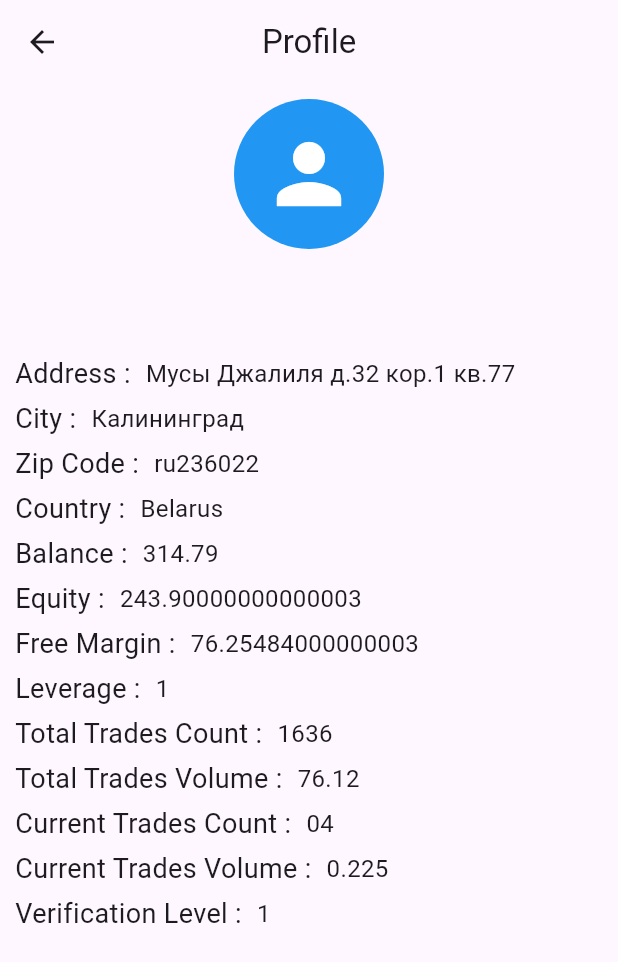
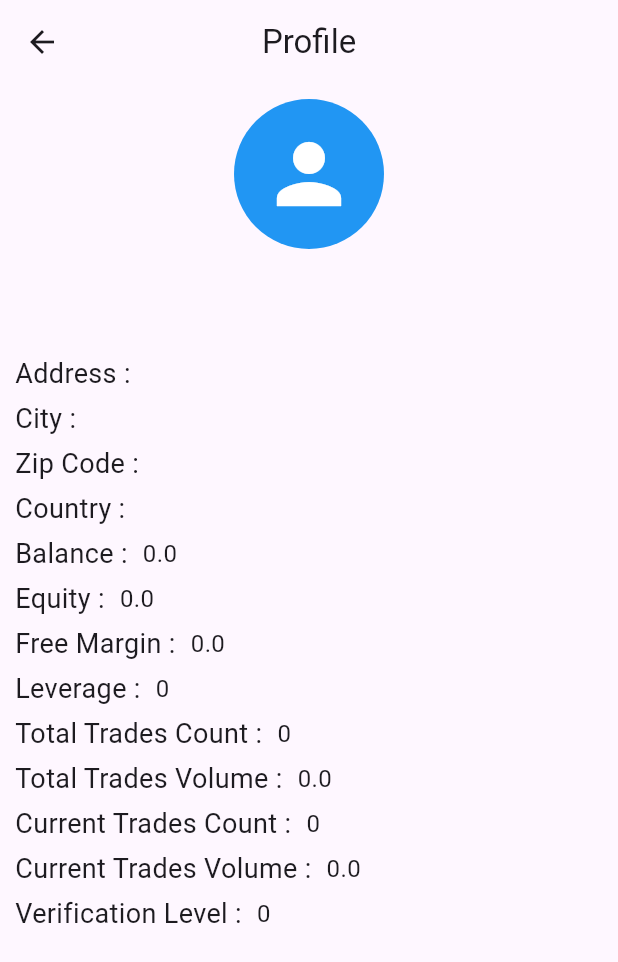
Before and after one commit to ant6000/apple_gadgets_task, a Flutter app: the ProfilePage screen opened directly, on a phone screen of 412 x 824 dp. Shown: the top 962 px of the screen. Run offline on Flutter 3.47's test engine with Material 3 defaults, Android fonts, the phone set to English and light mode, and no system bars; our stand-ins replace get, shared_preferences; accounts and stored records are empty; network calls fail; statements that could not run were skipped.

```diff
--- a/lib/repository/shared_pref.dart
+++ /dev/null
@@ -1,3 +0,0 @@
-class SharedPref {
-
-}
--- a/lib/views/screens/profile_page.dart
+++ b/lib/views/screens/profile_page.dart
@@ -36,19 +36,19 @@ class ProfilePage extends StatelessWidget {
                         style: const TextStyle(fontSize: 20)),
                     Text(controller.phoneNumber.value,
                         style: const TextStyle(fontSize: 20, color: Colors.blue)),
-                    buildInfoRow('Address', 'Мусы Джалиля д.32 кор.1 кв.77'),
-                    buildInfoRow('City', 'Калининград'),
-                    buildInfoRow('Zip Code', 'ru236022'),
-                    buildInfoRow('Country', 'Belarus'),
-                    buildInfoRow('Balance', '314.79'),
-                    buildInfoRow('Equity', '243.90000000000003'),
-                    buildInfoRow('Free Margin', '76.25484000000003'),
-                    buildInfoRow('Leverage', '1'),
-                    buildInfoRow('Total Trades Count', '1636'),
-                    buildInfoRow('Total Trades Volume', '76.12'),
-                    buildInfoRow('Current Trades Count', '04'),
-                    buildInfoRow('Current Trades Volume', '0.225'),
-                    buildInfoRow('Verification Level', '1'),
+                    buildInfoRow('Address', controller.profile.value.address),
+                    buildInfoRow('City', controller.profile.value.city),
+                    buildInfoRow('Zip Code', controller.profile.value.zipCode),
+                    buildInfoRow('Country', controller.profile.value.country),
+                    buildInfoRow('Balance', controller.profile.value.balance.toString()),
+                    buildInfoRow('Equity', controller.profile.value.equity.toString()),
+                    buildInfoRow('Free Margin', controller.profile.value.freeMargin.toString()),
+                    buildInfoRow('Leverage', controller.profile.value.leverage.toString()),
+                    buildInfoRow('Total Trades Count', controller.profile.value.totalTradesCount.toString()),
+                    buildInfoRow('Total Trades Volume', controller.profile.value.totalTradesVolume.toString()),
+                    buildInfoRow('Current Trades Count', controller.profile.value.currentTradesCount.toString()),
+                    buildInfoRow('Current Trades Volume', controller.profile.value.currentTradesVolume.toString()),
+                    buildInfoRow('Verification Level', controller.profile.value.verificationLevel.toString()),
                   ],
                 ),
               ),
--- a/pubspec.yaml
+++ b/pubspec.yaml
@@ -32,14 +32,12 @@ dependencies:
     sdk: flutter
   get: ^4.6.6
   http:
-  flutter_screenutil: ^5.9.0
   shared_preferences: ^2.2.2
 
 
   # The following adds the Cupertino Icons font to your application.
   # Use with the CupertinoIcons class for iOS style icons.
   cupertino_icons: ^1.0.2
-  get_storage: ^2.1.1
 
 dev_dependencies:
   flutter_test:
```
Also changed, not shown: pubspec.lock, 1 other file.
